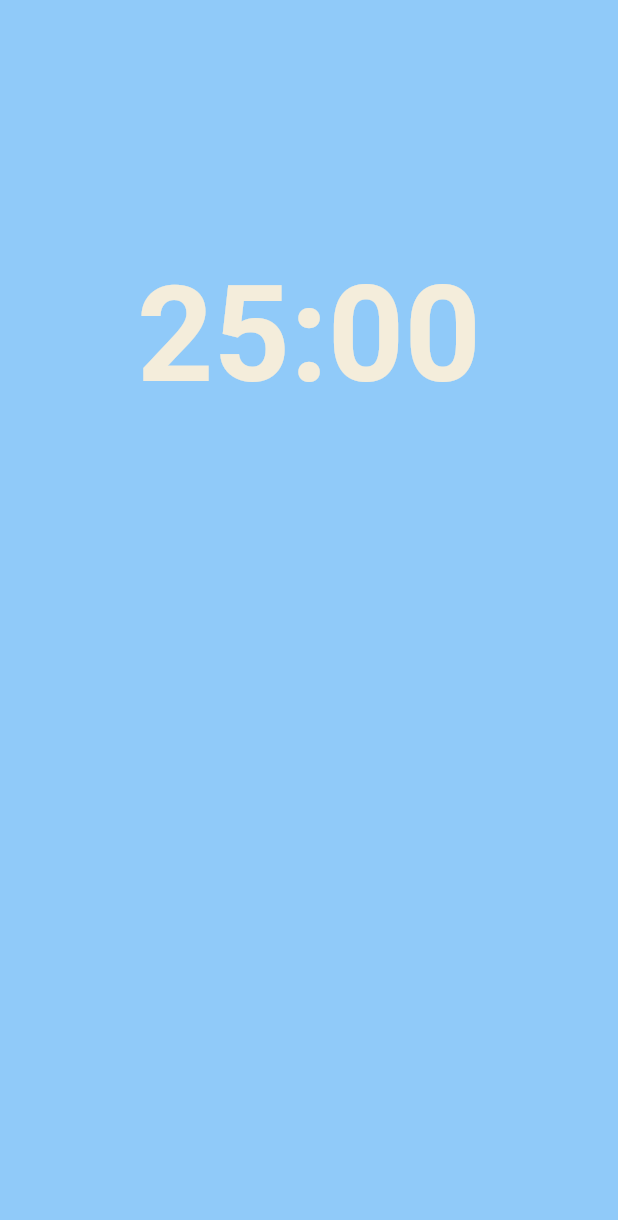
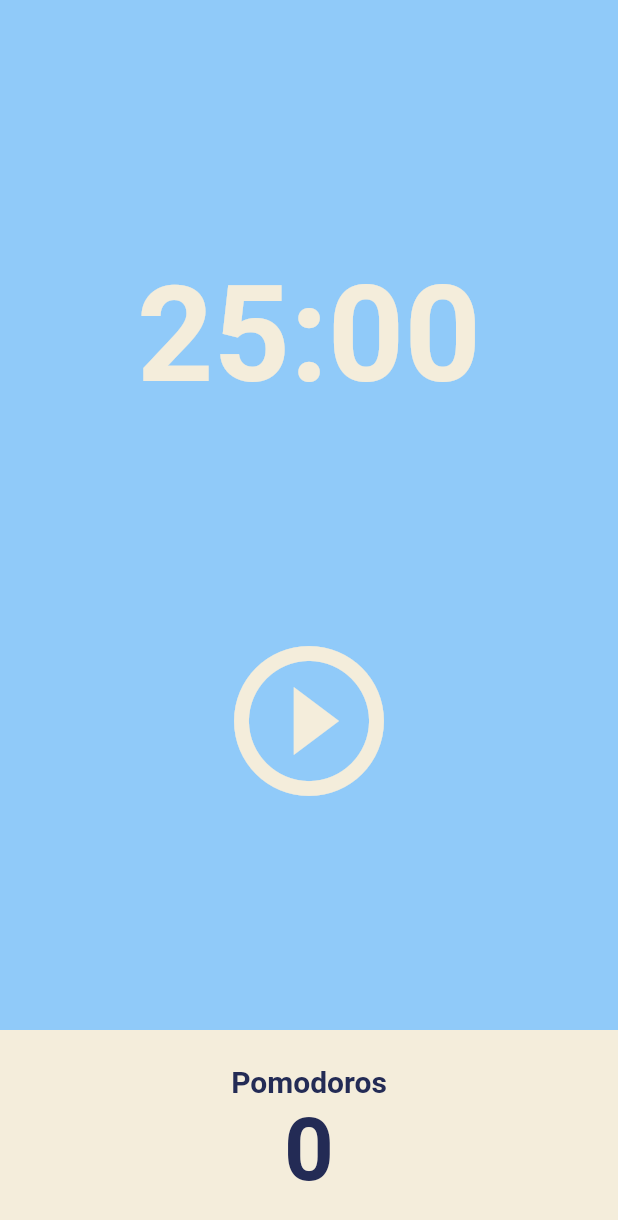
Before and after one commit to bug41/toonflix, a Flutter app: the screen it shows after launch, on a phone screen of 412 x 824 dp. Shown: the top 1220 px of the screen. Run offline on Flutter 3.47's test engine with Material 2 defaults, Android fonts, the phone set to English and light mode, and no system bars.

Commit message:
widget -> Expanded

```diff
--- a/lib/screens/home_screen.dart
+++ b/lib/screens/home_screen.dart
@@ -30,11 +30,52 @@ class _HomeScreenState extends State<HomeScreen> {
           ),
           Flexible(
             flex: 3,
-            child: Container(),
+            child: Center(
+              child: IconButton(
+                iconSize: 120,
+                color: Theme.of(context).cardColor,
+                onPressed: () {},
+                icon: const Icon(Icons.play_circle_outline),
+              ),
+            ),
           ),
           Flexible(
             flex: 1,
-            child: Container(),
+            child: Row(
+              children: [
+                Expanded(
+                  child: Container(
+                    decoration:
+                        BoxDecoration(color: Theme.of(context).cardColor),
+                    child: Column(
+                      mainAxisAlignment: MainAxisAlignment.center,
+                      children: [
+                        Text(
+                          'Pomodoros',
+                          style: TextStyle(
+                              fontSize: 20,
+                              fontWeight: FontWeight.w600,
+                              color: Theme.of(context)
+                                  .textTheme
+                                  .displayLarge!
+                                  .color),
+                        ),
+                        Text(
+                          '0',
+                          style: TextStyle(
+                              fontSize: 58,
+                              fontWeight: FontWeight.w600,
+                              color: Theme.of(context)
+                                  .textTheme
+                                  .displayLarge!
+                                  .color),
+                        ),
+                      ],
+                    ),
+                  ),
+                ),
+              ],
+            ),
           ),
         ],
       ),
```
